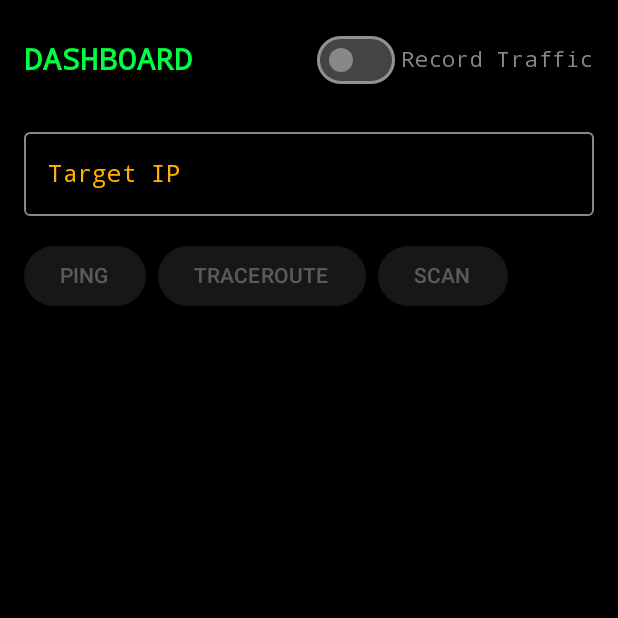
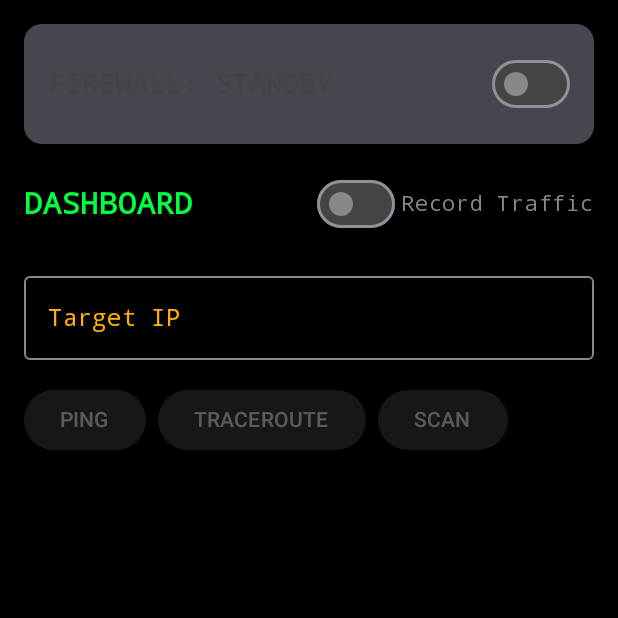
Before and after one commit to mobiseccloud/Omni-IP, an Android app built with Jetpack Compose: the composable DashboardScreen called with empty values, on a phone screen of 412 x 824 dp, the top half of it. Run offline under Robolectric (Android 15) with nearby library versions, the phone set to English and light mode, and no system bars.

Commit message:
feat(vpn): implement tactical UI firewall toggle and lifecycle management
Added an intent action in OmniVpnService to tear down the loopback
interface gracefully. Implemented isFirewallActive state flow in
DashboardViewModel to manage the toggle state and properly integrated it
in the Jetpack Compose layer (DashboardScreen) using ActivityResultLauncher
to request VPN permissions. Updated MainActivity to wire up the new
state parameter and callback functions. Confined all modifications to
the Kotlin Service and Compose UI layers.

Co-authored-by: mobiseccloud <249930524+mobiseccloud@users.noreply.github.com>

```diff
--- a/app/src/main/java/com/mobisec/omniip/MainActivity.kt
+++ b/app/src/main/java/com/mobisec/omniip/MainActivity.kt
@@ -237,6 +237,7 @@ class MainActivity : ComponentActivity() {
                             val metrics by OmniVpnService.currentTargetMetricsFlow.collectAsState()
                             val activeApps by OmniVpnService.activeAppsFlow.collectAsState()
 
+                            val isFirewallActive by dashboardViewModel.isFirewallActive.collectAsState()
                             DashboardScreen(
                                 targetIp = targetIp,
                                 initialAction = initialAction,
@@ -248,6 +249,7 @@ class MainActivity : ComponentActivity() {
                                 rxBytes = metrics.rxBytes,
                                 txBytes = metrics.txBytes,
                                 activeApps = activeApps,
+                                isFirewallActive = isFirewallActive,
                                 onExecuteAction = { ip, action -> dashboardViewModel.executeAction(ip, action) },
                                 onToggleRecording = { start, uid ->
                                     if (start) {
@@ -255,6 +257,9 @@ class MainActivity : ComponentActivity() {
                                     } else {
                                         stopPcapRecording()
                                     }
+                                },
+                                onToggleFirewall = { isActive ->
+                                    dashboardViewModel.setFirewallActive(isActive)
                                 }
                             )
                             } else if (currentTab == 5) {
--- a/app/src/main/java/com/mobisec/omniip/ui/DashboardScreen.kt
+++ b/app/src/main/java/com/mobisec/omniip/ui/DashboardScreen.kt
@@ -17,6 +17,15 @@ import androidx.compose.ui.Alignment
 import com.mobisec.omniip.ui.theme.AlertRed
 import androidx.compose.animation.core.*
 
+
+import androidx.compose.ui.platform.LocalContext
+import androidx.activity.compose.rememberLauncherForActivityResult
+import androidx.activity.result.contract.ActivityResultContracts
+import android.content.Intent
+import android.net.VpnService
+import com.mobisec.omniip.vpn.OmniVpnService
+
+
 @OptIn(ExperimentalMaterial3Api::class)
 @Composable
 fun DashboardScreen(
@@ -30,12 +39,27 @@ fun DashboardScreen(
     rxBytes: Long,
     txBytes: Long,
     activeApps: List<Pair<Int, String>>,
+    isFirewallActive: Boolean = false,
     onExecuteAction: (String, String) -> Unit, // (ip, actionName)
-    onToggleRecording: (Boolean, Int?) -> Unit
+    onToggleRecording: (Boolean, Int?) -> Unit,
+    onToggleFirewall: (Boolean) -> Unit = {}
 ) {
     var ipInput by remember { mutableStateOf(targetIp) }
     var actionInput by remember { mutableStateOf(initialAction) }
     var showAppSelectionSheet by remember { mutableStateOf(false) }
+
+    val context = LocalContext.current
+    val vpnLauncher = rememberLauncherForActivityResult(ActivityResultContracts.StartActivityForResult()) { result ->
+        if (result.resultCode == android.app.Activity.RESULT_OK) {
+            val intent = Intent(context, OmniVpnService::class.java)
+            if (android.os.Build.VERSION.SDK_INT >= android.os.Build.VERSION_CODES.O) {
+                context.startForegroundService(intent)
+            } else {
+                context.startService(intent)
+            }
+            onToggleFirewall(true)
+        }
+    }
 
     LaunchedEffect(initialAction, targetIp) {
         if (targetIp.isNotEmpty() && initialAction.isNotEmpty() && initialAction != "NONE") {
@@ -56,6 +80,56 @@ fun DashboardScreen(
     )
 
     Column(modifier = Modifier.fillMaxSize().padding(16.dp)) {
+        // Tactical Toggle Component
+        Card(
+            modifier = Modifier.fillMaxWidth().padding(bottom = 16.dp),
+            colors = CardDefaults.cardColors(containerColor = MaterialTheme.colorScheme.surfaceVariant)
+        ) {
+            Row(
+                modifier = Modifier.fillMaxWidth().padding(16.dp),
+                horizontalArrangement = Arrangement.SpaceBetween,
+                verticalAlignment = Alignment.CenterVertically
+            ) {
+                Text(
+                    text = if (isFirewallActive) "FIREWALL: ENGAGED" else "FIREWALL: STANDBY",
+                    color = if (isFirewallActive) MatrixGreen else Color.DarkGray,
+                    fontWeight = androidx.compose.ui.text.font.FontWeight.Bold,
+                    fontSize = 18.sp
+                )
+                Switch(
+                    checked = isFirewallActive,
+                    onCheckedChange = { isChecked ->
+                        if (isChecked) {
+                            val intent = VpnService.prepare(context)
+                            if (intent != null) {
+                                vpnLauncher.launch(intent)
+                            } else {
+                                val startIntent = Intent(context, OmniVpnService::class.java)
+                                if (android.os.Build.VERSION.SDK_INT >= android.os.Build.VERSION_CODES.O) {
+                                    context.startForegroundService(startIntent)
+                                } else {
+                                    context.startService(startIntent)
+                                }
+                                onToggleFirewall(true)
+                            }
+                        } else {
+                            val stopIntent = Intent(context, OmniVpnService::class.java).apply {
+                                action = OmniVpnService.ACTION_STOP_VPN
+                            }
+                            context.startService(stopIntent)
+                            onToggleFirewall(false)
+                        }
+                    },
+                    colors = SwitchDefaults.colors(
+                        checkedThumbColor = MatrixGreen,
+                        checkedTrackColor = MatrixGreen.copy(alpha = 0.5f),
+                        uncheckedThumbColor = Color.Gray,
+                        uncheckedTrackColor = Color.DarkGray
+                    )
+                )
+            }
+        }
+
         if (isRecording) {
             Card(
                 modifier = Modifier.fillMaxWidth().padding(bottom = 16.dp),
```
Also changed, not shown: app/src/main/java/com/mobisec/omniip/viewmodel/DashboardViewModel.kt (+7 -0 lines), app/src/main/java/com/mobisec/omniip/vpn/OmniVpnService.kt (+7 -0 lines).
